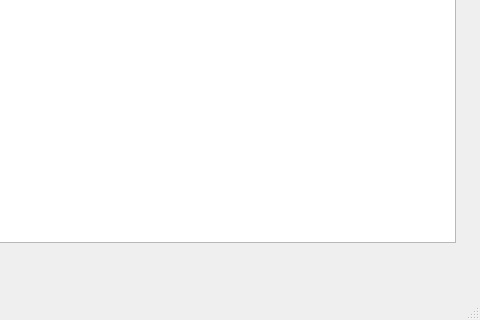
Old version of the form together/search.ui in the repository SDSMT-CSC464-F15/dancesoft; both pictures show x 320 to 800 and y 309 to 629 of the 800 by 629 pixel window.
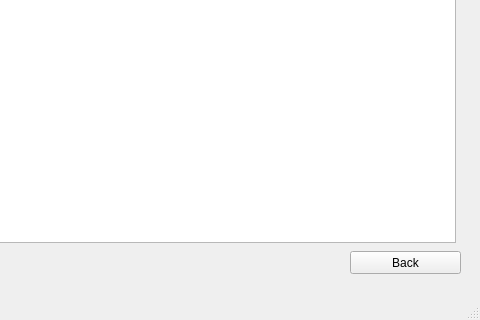
New version of the form.

Commit message: Finished refunds, added cancel button to some pages, and added location handler

The edit to the form file:
```diff
--- a/together/search.ui
+++ b/together/search.ui
@@ -112,6 +112,19 @@
      <string>Exact</string>
     </property>
    </widget>
+   <widget class="QPushButton" name="Back_btn">
+    <property name="geometry">
+     <rect>
+      <x>670</x>
+      <y>560</y>
+      <width>111</width>
+      <height>23</height>
+     </rect>
+    </property>
+    <property name="text">
+     <string>Back</string>
+    </property>
+   </widget>
   </widget>
   <widget class="QMenuBar" name="menubar">
    <property name="geometry">
```
The commit also changes 56 other files.
